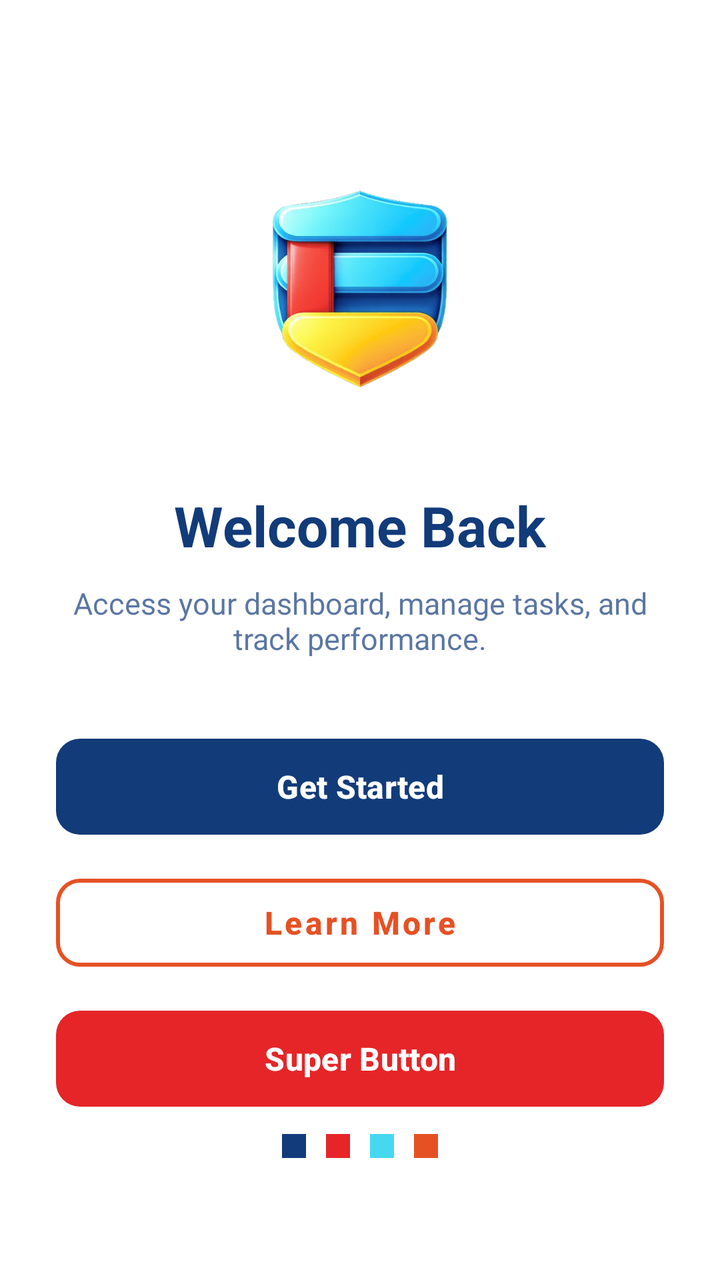
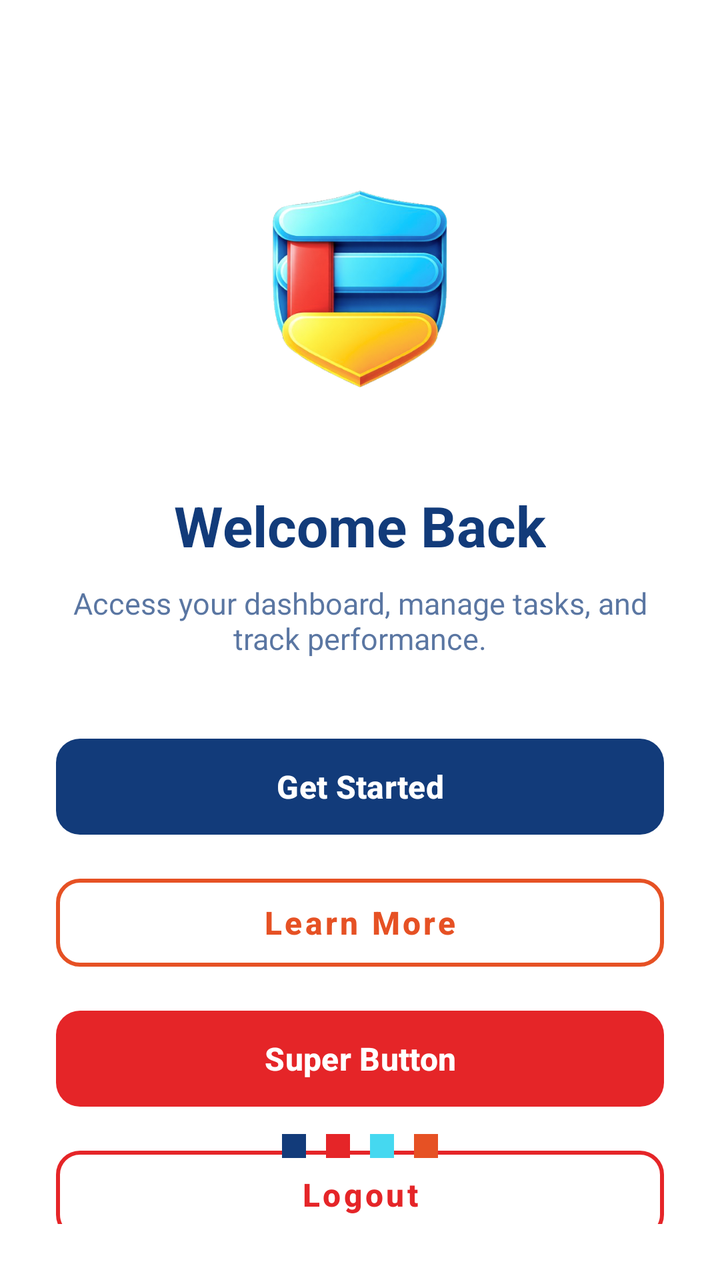

Two renders of the same Android screen: before a commit and after it. Below are the layout's source before the change and the commit's diff.
<!-- AndroidManifest.xml: application theme Theme.Act1 -->
<!-- res/layout/activity_main.xml -->
<?xml version="1.0" encoding="utf-8"?>
<androidx.constraintlayout.widget.ConstraintLayout
    xmlns:android="http://schemas.android.com/apk/res/android"
    xmlns:app="http://schemas.android.com/apk/res-auto"
    android:layout_width="match_parent"
    android:layout_height="match_parent"
    android:padding="28dp"
    android:background="@color/e_background">

    <ImageView
        android:id="@+id/logoImageView"
        android:layout_width="140dp"
        android:layout_height="140dp"
        android:layout_marginTop="48dp"
        android:contentDescription="E Logo"
        android:src="@drawable/e_logo"
        app:layout_constraintEnd_toEndOf="parent"
        app:layout_constraintStart_toStartOf="parent"
        app:layout_constraintTop_toTopOf="parent" />

    <TextView
        android:id="@+id/appTitle"
        android:layout_width="wrap_content"
        android:layout_height="wrap_content"
        android:layout_marginTop="28dp"
        android:text="Welcome Back"
        android:textColor="@color/e_dark_blue"
        android:textSize="28sp"
        android:textStyle="bold"
        app:layout_constraintEnd_toEndOf="parent"
        app:layout_constraintStart_toStartOf="parent"
        app:layout_constraintTop_toBottomOf="@id/logoImageView" />

    <TextView
        android:id="@+id/appSubtitle"
        android:layout_width="0dp"
        android:layout_height="wrap_content"
        android:layout_marginTop="10dp"
        android:gravity="center"
        android:text="Access your dashboard, manage tasks, and track performance."
        android:textColor="@color/e_dark_blue"
        android:alpha="0.7"
        android:textSize="15sp"
        app:layout_constraintEnd_toEndOf="parent"
        app:layout_constraintStart_toStartOf="parent"
        app:layout_constraintTop_toBottomOf="@id/appTitle" />

    <com.google.android.material.button.MaterialButton
        android:id="@+id/btnPrimary"
        android:layout_width="0dp"
        android:layout_height="56dp"
        android:layout_marginTop="36dp"
        android:layout_marginBottom="12dp"
        android:text="Get Started"
        android:textAllCaps="false"
        android:textColor="@color/white"
        android:textSize="16sp"
        android:textStyle="bold"
        app:backgroundTint="@color/e_dark_blue"
        app:cornerRadius="12dp"
        app:layout_constraintEnd_toEndOf="parent"
        app:layout_constraintStart_toStartOf="parent"
        app:layout_constraintTop_toBottomOf="@id/appSubtitle" />

    <com.google.android.material.button.MaterialButton
        android:id="@+id/btnSecondary"
        style="@style/Widget.MaterialComponents.Button.OutlinedButton"
        android:layout_width="0dp"
        android:layout_height="56dp"
        android:layout_marginTop="12dp"
        android:text="Learn More"
        android:textAllCaps="false"
        android:textColor="@color/e_orange"
        android:textSize="16sp"
        android:textStyle="bold"
        app:cornerRadius="12dp"
        app:strokeColor="@color/e_orange"
        app:strokeWidth="2dp"
        app:layout_constraintEnd_toEndOf="parent"
        app:layout_constraintStart_toStartOf="parent"
        app:layout_constraintTop_toBottomOf="@id/btnPrimary" />

    
    <com.google.android.material.button.MaterialButton
        android:id="@+id/superButton"
        android:layout_width="0dp"
        android:layout_height="56dp"
        android:layout_marginTop="12dp"
        android:text="Super Button"
        android:textAllCaps="false"
        android:textColor="@color/white"
        android:textSize="16sp"
        android:textStyle="bold"
        app:backgroundTint="@color/e_red"
        app:cornerRadius="12dp"
        app:layout_constraintEnd_toEndOf="parent"
        app:layout_constraintStart_toStartOf="parent"
        app:layout_constraintTop_toBottomOf="@id/btnSecondary" />

    
    <LinearLayout
        android:layout_width="wrap_content"
        android:layout_height="wrap_content"
        android:layout_marginBottom="28dp"
        android:orientation="horizontal"
        android:gravity="center"
        app:layout_constraintBottom_toBottomOf="parent"
        app:layout_constraintEnd_toEndOf="parent"
        app:layout_constraintStart_toStartOf="parent">

        <View
            android:layout_width="12dp"
            android:layout_height="12dp"
            android:layout_margin="5dp"
            android:background="@color/e_dark_blue" />

        <View
            android:layout_width="12dp"
            android:layout_height="12dp"
            android:layout_margin="5dp"
            android:background="@color/e_red" />

        <View
            android:layout_width="12dp"
            android:layout_height="12dp"
            android:layout_margin="5dp"
            android:background="@color/e_cyan" />

        <View
            android:layout_width="12dp"
            android:layout_height="12dp"
            android:layout_margin="5dp"
            android:background="@color/e_orange" />

    </LinearLayout>

</androidx.constraintlayout.widget.ConstraintLayout>
<!-- resources referenced by this layout -->
<resources>
  <color name="e_background">#FFFFFF</color>
  <color name="e_cyan">#45D8F0</color>
  <color name="e_dark_blue">#123B7A</color>
  <color name="e_orange">#E65124</color>
  <color name="e_red">#E52528</color>
  <color name="white">#FFFFFFFF</color>
  <!-- drawable e_logo: png bitmap (drawable, 103273 bytes) -->
  <style name="Theme.Act1" parent="Base.Theme.Act1" />
  <style name="Base.Theme.Act1" parent="Theme.Material3.DayNight.NoActionBar">
          
          
      </style>
</resources>

<!-- the commit's change to res/layout/activity_main.xml (unified diff, before → after) -->
@@ -80,7 +80,6 @@
         app:layout_constraintStart_toStartOf="parent"
         app:layout_constraintTop_toBottomOf="@id/btnPrimary" />
 
-    
     <com.google.android.material.button.MaterialButton
         android:id="@+id/superButton"
         android:layout_width="0dp"
@@ -97,7 +96,24 @@
         app:layout_constraintStart_toStartOf="parent"
         app:layout_constraintTop_toBottomOf="@id/btnSecondary" />
 
-    
+    <com.google.android.material.button.MaterialButton
+        android:id="@+id/btnLogout"
+        style="@style/Widget.MaterialComponents.Button.OutlinedButton"
+        android:layout_width="0dp"
+        android:layout_height="56dp"
+        android:layout_marginTop="12dp"
+        android:text="Logout"
+        android:textAllCaps="false"
+        android:textColor="@color/e_red"
+        android:textSize="16sp"
+        android:textStyle="bold"
+        app:cornerRadius="12dp"
+        app:strokeColor="@color/e_red"
+        app:strokeWidth="2dp"
+        app:layout_constraintEnd_toEndOf="parent"
+        app:layout_constraintStart_toStartOf="parent"
+        app:layout_constraintTop_toBottomOf="@id/superButton" />
+
     <LinearLayout
         android:layout_width="wrap_content"
         android:layout_height="wrap_content"
